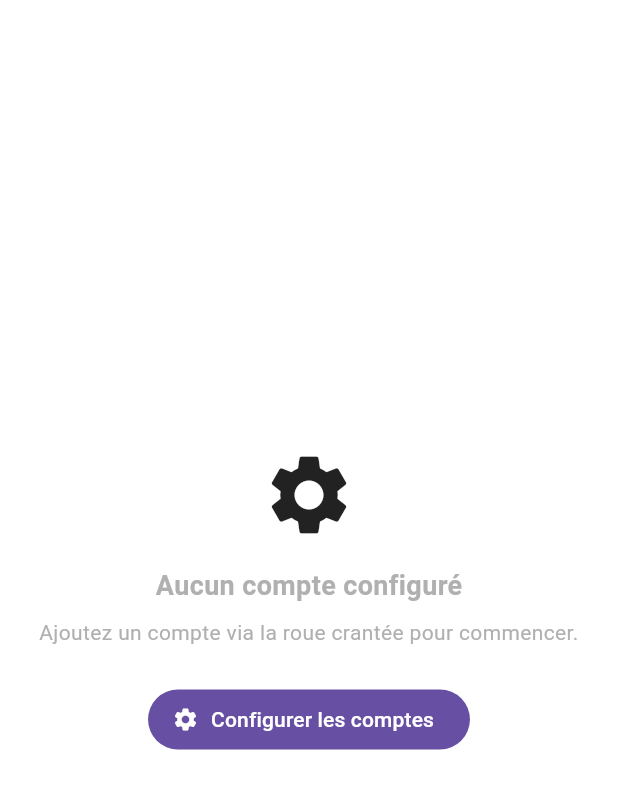
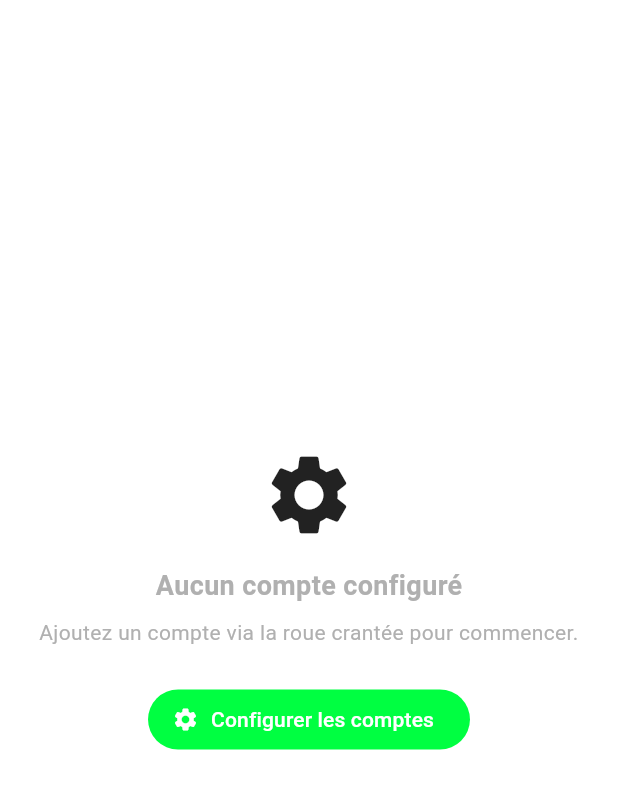
Before and after one commit to JuMANocta/2025_dwl_iptv_flutter, a Flutter app: the screen it shows after launch, on a phone screen of 412 x 824 dp, the part 59-868 px from its top. Run offline on Flutter 3.47's test engine with Material 3 defaults, Android fonts, the phone set to English and light mode, and no system bars; our stand-ins replace device_info_plus, dio, flutter_secure_storage, google_fonts, package_info_plus, permission_handler and 2 more; missing offline and left inert: media_kit, media_kit_video, media_store_plus, screen_brightness; network calls fail.

Commit message:
● feat: système de thème sémantique Matrix + v1.2.6
  - colors.dart : ajout kMatrixGreen (#00FF41) comme kAccentPrimary,
    alias sémantiques kAccentPrimary/Secondary/Tertiary, constantes
    qualité (kQuality4K/FHD/HD/SD), langue (kLangMulti/VOSTFR/VF),
    badges player (kBadgeLive/Replay/Movie/Series), kWarning, kDispo
  - themes.dart : colorScheme light/dark avec Matrix green comme primary
  - 12 fichiers UI : zéro couleur hardcodée, 100% variables sémantiques
    (media_chips, media_card, epg_block, player_controls, details_page,
    actor_details_page, recherche_m3u, recherche_page, accounts_page,
    replay_date_picker_sheet, main)
  - Principe : changer kAccentPrimary/Secondary/Tertiary dans colors.dart
    recolore toute l'UI en une modification

```diff
--- a/lib/core/themes/themes.dart
+++ b/lib/core/themes/themes.dart
@@ -5,19 +5,24 @@ import 'colors.dart';
 ThemeData lightTheme() {
   return ThemeData(
     brightness: Brightness.light,
-    primaryColor: kAetherPrimaryPurple, // Couleur principale de l'app
-    hintColor: kAetherSecondaryCyan, // Pour les accents subtils ou les champs de texte
-    scaffoldBackgroundColor: kWhite, // Fond général de l'app
-    cardColor: kWhite, // Couleur des cartes
+    primaryColor: kAccentPrimary,
+    hintColor: kAccentSecondary,
+    scaffoldBackgroundColor: kWhite,
+    cardColor: kWhite,
+    colorScheme: ColorScheme.light(
+      primary: kAccentPrimary,
+      secondary: kAccentSecondary,
+      tertiary: kAccentTertiary,
+    ),
     textTheme: const TextTheme(
       headlineLarge: TextStyle(color: kDarkGrey, fontWeight: FontWeight.bold),
       headlineMedium: TextStyle(color: kDarkGrey, fontWeight: FontWeight.bold),
-      bodyLarge: TextStyle(color: kDarkGrey), // Texte principal
-      bodyMedium: TextStyle(color: kMediumGrey), // Texte secondaire
+      bodyLarge: TextStyle(color: kDarkGrey),
+      bodyMedium: TextStyle(color: kMediumGrey),
     ),
     appBarTheme: const AppBarTheme(
       backgroundColor: kWhite,
-      foregroundColor: kDarkGrey, // Couleur des icônes et du texte de l'AppBar
+      foregroundColor: kDarkGrey,
       elevation: 0,
       titleTextStyle: TextStyle(
         color: kDarkGrey,
@@ -27,17 +32,17 @@ ThemeData lightTheme() {
       iconTheme: IconThemeData(color: kDarkGrey),
     ),
     buttonTheme: ButtonThemeData(
-      buttonColor: kAetherPrimaryPurple,
+      buttonColor: kAccentPrimary,
       textTheme: ButtonTextTheme.primary,
       shape: RoundedRectangleBorder(borderRadius: BorderRadius.circular(8)),
     ),
     floatingActionButtonTheme: const FloatingActionButtonThemeData(
-      backgroundColor: kAetherPrimaryPurple,
+      backgroundColor: kAccentPrimary,
       foregroundColor: kWhite,
     ),
     elevatedButtonTheme: ElevatedButtonThemeData(
       style: ElevatedButton.styleFrom(
-        foregroundColor: kWhite, backgroundColor: kAetherPrimaryPurple, // Couleur du texte du bouton
+        foregroundColor: kBlack, backgroundColor: kAccentPrimary,
         shape: RoundedRectangleBorder(borderRadius: BorderRadius.circular(8)),
         padding: const EdgeInsets.symmetric(horizontal: 20, vertical: 12),
         textStyle: const TextStyle(fontWeight: FontWeight.bold),
@@ -45,7 +50,7 @@ ThemeData lightTheme() {
     ),
     textButtonTheme: TextButtonThemeData(
       style: TextButton.styleFrom(
-        foregroundColor: kAetherPrimaryPurple, // Couleur du texte du bouton
+        foregroundColor: kAccentPrimary,
       ),
     ),
     inputDecorationTheme: InputDecorationTheme(
@@ -57,18 +62,17 @@ ThemeData lightTheme() {
       ),
       focusedBorder: OutlineInputBorder(
         borderRadius: BorderRadius.circular(8),
-        borderSide: const BorderSide(color: kAetherPrimaryPurple, width: 2),
+        borderSide: const BorderSide(color: kAccentPrimary, width: 2),
       ),
       labelStyle: const TextStyle(color: kMediumGrey),
       hintStyle: const TextStyle(color: kMediumGrey),
     ),
     bottomNavigationBarTheme: const BottomNavigationBarThemeData(
       backgroundColor: kWhite,
-      selectedItemColor: kAetherPrimaryPurple,
+      selectedItemColor: kAccentPrimary,
       unselectedItemColor: kMediumGrey,
       selectedLabelStyle: TextStyle(fontWeight: FontWeight.bold),
     ),
-    // ... Ajoutez d'autres thèmes d'widgets au besoin
   );
 }
 
@@ -76,10 +80,15 @@ ThemeData lightTheme() {
 ThemeData darkTheme() {
   return ThemeData(
     brightness: Brightness.dark,
-    primaryColor: kAetherPrimaryPurple,
-    hintColor: kAetherSecondaryCyan,
+    primaryColor: kAccentPrimary,
+    hintColor: kAccentSecondary,
     scaffoldBackgroundColor: kDeepDarkGrey,
-    cardColor: kContainerDark, // Utiliser la couleur pour les conteneurs sombres
+    cardColor: kContainerDark,
+    colorScheme: ColorScheme.dark(
+      primary: kAccentPrimary,
+      secondary: kAccentSecondary,
+      tertiary: kAccentTertiary,
+    ),
     textTheme: const TextTheme(
       headlineLarge: TextStyle(color: kTextDarkPrimary, fontWeight: FontWeight.bold),
       headlineMedium: TextStyle(color: kTextDarkPrimary, fontWeight: FontWeight.bold),
@@ -98,17 +107,17 @@ ThemeData darkTheme() {
       iconTheme: IconThemeData(color: kTextDarkPrimary),
     ),
     buttonTheme: ButtonThemeData(
-      buttonColor: kAetherPrimaryPurple,
+      buttonColor: kAccentPrimary,
       textTheme: ButtonTextTheme.primary,
       shape: RoundedRectangleBorder(borderRadius: BorderRadius.circular(8)),
     ),
     floatingActionButtonTheme: const FloatingActionButtonThemeData(
-      backgroundColor: kAetherPrimaryPurple,
-      foregroundColor: kWhite,
+      backgroundColor: kAccentPrimary,
+      foregroundColor: kBlack,
     ),
     elevatedButtonTheme: ElevatedButtonThemeData(
       style: ElevatedButton.styleFrom(
-        foregroundColor: kWhite, backgroundColor: kAetherPrimaryPurple,
+        foregroundColor: kBlack, backgroundColor: kAccentPrimary,
         shape: RoundedRectangleBorder(borderRadius: BorderRadius.circular(8)),
         padding: const EdgeInsets.symmetric(horizontal: 20, vertical: 12),
         textStyle: const TextStyle(fontWeight: FontWeight.bold),
@@ -116,7 +125,7 @@ ThemeData darkTheme() {
     ),
     textButtonTheme: TextButtonThemeData(
       style: TextButton.styleFrom(
-        foregroundColor: kAetherSecondaryCyan, // Un accent différent pour les liens
+        foregroundColor: kAccentSecondary,
       ),
     ),
     inputDecorationTheme: InputDecorationTheme(
@@ -128,14 +137,14 @@ ThemeData darkTheme() {
       ),
       focusedBorder: OutlineInputBorder(
         borderRadius: BorderRadius.circular(8),
-        borderSide: const BorderSide(color: kAetherPrimaryPurple, width: 2),
+        borderSide: const BorderSide(color: kAccentPrimary, width: 2),
       ),
       labelStyle: const TextStyle(color: kTextDarkSecondary),
       hintStyle: const TextStyle(color: kMediumGrey),
     ),
     bottomNavigationBarTheme: const BottomNavigationBarThemeData(
       backgroundColor: kDeepDarkGrey,
-      selectedItemColor: kAetherPrimaryPurple,
+      selectedItemColor: kAccentPrimary,
       unselectedItemColor: kMediumGrey,
       selectedLabelStyle: TextStyle(fontWeight: FontWeight.bold),
     ),
--- a/lib/feature/search/recherche_page.dart
+++ b/lib/feature/search/recherche_page.dart
@@ -1,5 +1,6 @@
 import 'dart:io';
 import 'package:flutter/material.dart';
+import 'package:aetherStream/core/themes/colors.dart';
 import 'package:aetherStream/feature/accounts/accounts_page.dart';
 import 'package:aetherStream/feature/downloads/downloads_page.dart';
 import 'package:aetherStream/feature/search/recherche_m3u.dart';
@@ -100,7 +101,7 @@ class _RecherchePageState extends State<RecherchePage> {
           TextButton(
             onPressed: () => Navigator.pop(ctx, true),
             child: const Text('Recharger',
-                style: TextStyle(color: Colors.orange)),
+                style: TextStyle(color: kWarning)),
           ),
         ],
       ),
@@ -153,7 +154,7 @@ class _RecherchePageState extends State<RecherchePage> {
               child: Padding(
                 padding: const EdgeInsets.all(16.0),
                 child: Column(mainAxisAlignment: MainAxisAlignment.center, children: [
-                  const Icon(Icons.broken_image_outlined, color: Colors.orange, size: 48),
+                  const Icon(Icons.broken_image_outlined, color: kWarning, size: 48),
                   const SizedBox(height: 16),
                   Text(l10n.searchPageLoadingError, style: const TextStyle(fontWeight: FontWeight.bold), textAlign: TextAlign.center),
                   const SizedBox(height: 24),
--- a/lib/main.dart
+++ b/lib/main.dart
@@ -79,7 +79,7 @@ class MyApp extends StatelessWidget {
           return Banner(
             message: "BETA",
             location: BannerLocation.topEnd,
-            color: kAetherPrimaryPurple,
+            color: kAccentPrimary,
             child: child,
           );
         }
--- a/lib/widgets/epg_block.dart
+++ b/lib/widgets/epg_block.dart
@@ -76,7 +76,7 @@ class _EpgNowNextBlockState extends State<EpgNowNextBlock> {
       decoration: BoxDecoration(
         color: Theme.of(context).colorScheme.surfaceContainerHighest,
         borderRadius: BorderRadius.circular(10),
-        border: Border.all(color: kAetherPrimaryPurple.withValues(alpha: 0.3)),
+        border: Border.all(color: kAccentPrimary.withValues(alpha: 0.3)),
       ),
       child: ClipRRect(
         borderRadius: BorderRadius.circular(10),
@@ -166,8 +166,8 @@ class EpgProgramRow extends StatelessWidget {
                           padding: const EdgeInsets.symmetric(horizontal: 6, vertical: 2),
                           decoration: BoxDecoration(
                             color: isNow
-                                ? kAetherVibrantMagenta.withValues(alpha: 0.9)
-                                : kAetherPrimaryPurple.withValues(alpha: 0.7),
+                                ? kAccentTertiary.withValues(alpha: 0.9)
+                                : kAccentPrimary.withValues(alpha: 0.7),
                             borderRadius: BorderRadius.circular(4),
                           ),
                           child: Text(
--- a/pubspec.yaml
+++ b/pubspec.yaml
@@ -2,7 +2,7 @@ name: aetherStream
 description: AetherStream (multi-comptes, playlist M3U, lecture, téléchargement)
 publish_to: "none"
 
-version: 1.2.5+27
+version: 1.2.5+33
 
 environment:
   sdk: ">=3.0.0 <4.0.0"
```
Also changed, not shown: lib/core/themes/colors.dart (+46 -15 lines), lib/feature/accounts/accounts_page.dart (+7 -7 lines), lib/feature/player/widgets/player_controls.dart (+6 -6 lines), lib/feature/replay/replay_date_picker_sheet.dart (+13 -13 lines), lib/feature/search/actor_details_page.dart (+6 -5 lines), lib/feature/search/details_page.dart (+9 -8 lines), lib/feature/search/recherche_m3u.dart (+7 -7 lines), lib/widgets/media_card.dart (+12 -12 lines), lib/widgets/media_chips.dart (+16 -15 lines), 1 other file.
